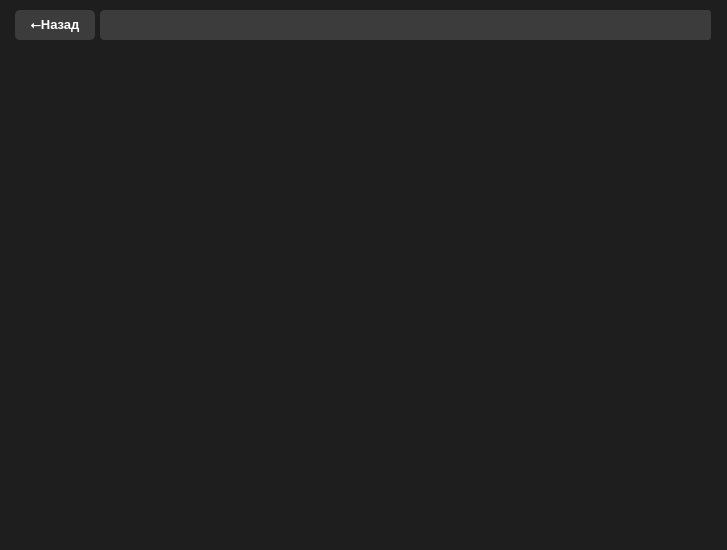
Old version of the form ui/search_screen.ui in the repository CyllXap4ok/PDF_Multy_Search.
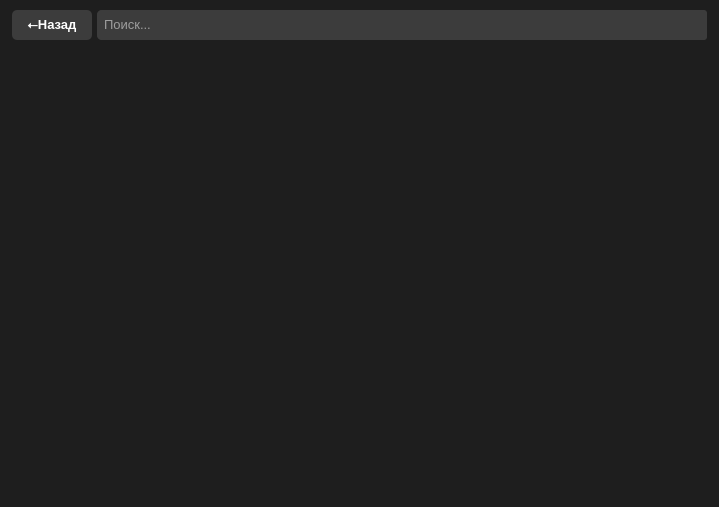
New version of the form. Icons and pictures are not drawn.

Commit message: Решил проблему с flow layout и переносом элемента, когда места еще хватало. Дело было в том, что он учитывал spacing справа даже для последнего элемента строки. Также, в связи с решением, чуть улучшил дизайн и сделал кастомный внешний вид для scroll bar

Diff of the .ui file:
```diff
--- a/ui/search_screen.ui
+++ b/ui/search_screen.ui
@@ -6,14 +6,14 @@
    <rect>
     <x>0</x>
     <y>0</y>
-    <width>727</width>
-    <height>550</height>
+    <width>719</width>
+    <height>507</height>
    </rect>
   </property>
   <property name="minimumSize">
    <size>
-    <width>727</width>
-    <height>550</height>
+    <width>0</width>
+    <height>0</height>
    </size>
   </property>
   <property name="baseSize">
@@ -37,7 +37,7 @@
     <number>5</number>
    </property>
    <property name="leftMargin">
-    <number>15</number>
+    <number>12</number>
    </property>
    <property name="topMargin">
     <number>10</number>
@@ -54,7 +54,7 @@
       <number>5</number>
      </property>
      <property name="rightMargin">
-      <number>16</number>
+      <number>12</number>
      </property>
      <item>
       <widget class="QPushButton" name="return_button">
@@ -170,7 +170,7 @@
          <number>0</number>
         </property>
         <item>
-         <widget class="QPlainTextEdit" name="plainTextEdit">
+         <widget class="QLineEdit" name="search_field">
           <property name="sizePolicy">
            <sizepolicy hsizetype="Preferred" vsizetype="Fixed">
             <horstretch>0</horstretch>
@@ -201,40 +201,22 @@
            </font>
           </property>
           <property name="styleSheet">
-           <string notr="true">color:white;
-padding-left:5px;
-padding-top:2px;</string>
+           <string notr="true">color: white;
+padding-left: 5px;
+padding-top: -2px;</string>
           </property>
           <property name="inputMethodHints">
            <set>Qt::InputMethodHint::ImhNone</set>
           </property>
-          <property name="frameShape">
-           <enum>QFrame::Shape::NoFrame</enum>
-          </property>
-          <property name="frameShadow">
-           <enum>QFrame::Shadow::Sunken</enum>
-          </property>
-          <property name="lineWidth">
-           <number>1</number>
-          </property>
-          <property name="verticalScrollBarPolicy">
-           <enum>Qt::ScrollBarPolicy::ScrollBarAlwaysOff</enum>
-          </property>
-          <property name="horizontalScrollBarPolicy">
-           <enum>Qt::ScrollBarPolicy::ScrollBarAlwaysOff</enum>
-          </property>
-          <property name="sizeAdjustPolicy">
-           <enum>QAbstractScrollArea::SizeAdjustPolicy::AdjustToContents</enum>
-          </property>
-          <property name="lineWrapMode">
-           <enum>QPlainTextEdit::LineWrapMode::NoWrap</enum>
-          </property>
-          <property name="plainText">
-           <string/>
+          <property name="frame">
+           <bool>false</bool>
           </property>
           <property name="placeholderText">
            <string>Поиск...</string>
           </property>
+          <property name="clearButtonEnabled">
+           <bool>false</bool>
+          </property>
          </widget>
         </item>
         <item>
@@ -340,6 +322,53 @@
    </item>
    <item>
     <widget class="QScrollArea" name="scrollArea">
+     <property name="minimumSize">
+      <size>
+       <width>707</width>
+       <height>450</height>
+      </size>
+     </property>
+     <property name="baseSize">
+      <size>
+       <width>707</width>
+       <height>450</height>
+      </size>
+     </property>
+     <property name="styleSheet">
+      <string notr="true">QScrollBar:vertical {
+    border: none;
+    background: transparent;
+    width: 12px;
+    margin: 0px 3px 0px 4px;
+}
+
+/* Ползунок вертикального скроллбара */
+QScrollBar::handle:vertical {
+    background: rgb(60, 60, 60);
+    min-height: 20px;
+    border-radius: 2px;
+}
+
+/* Ползунок при наведении */
+QScrollBar::handle:vertical:hover {
+    background: rgb(70, 70, 70)
+}
+
+/* Ползунок при нажатии */
+QScrollBar::handle:vertical:pressed {
+    background: rgb(80, 80, 80);
+}
+
+/* Стрелки вверх/вниз */
+QScrollBar::sub-line:vertical, QScrollBar::add-line:vertical {
+    height: 0px;
+}
+
+/* Убираем фон между ползунком и стрелками */
+QScrollBar::sub-page:vertical, QScrollBar::add-page:vertical {
+    background: transparent;
+}</string>
+     </property>
      <property name="horizontalScrollBarPolicy">
       <enum>Qt::ScrollBarPolicy::ScrollBarAlwaysOff</enum>
      </property>
@@ -351,8 +380,8 @@
        <rect>
         <x>0</x>
         <y>0</y>
-        <width>712</width>
-        <height>493</height>
+        <width>707</width>
+        <height>450</height>
        </rect>
       </property>
      </widget>
```
Left out of the diff: 10 changed lines with no effect on the pictures. The commit also changes 22 other files.
